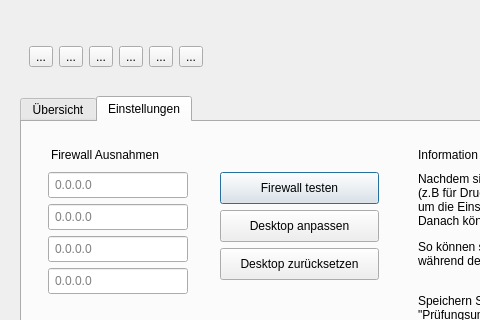
Old version of the form teacher.ui in the repository valueerrorx/life-exam; both pictures show x 0 to 480 and y 0 to 320 of the 1024 by 650 pixel window.
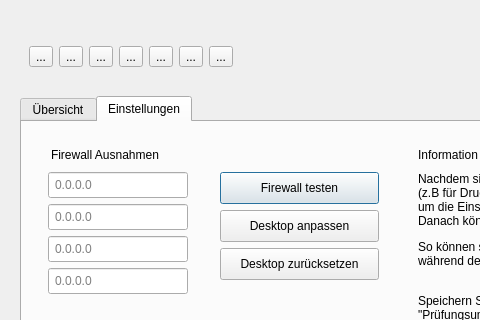
New version of the form. Icons and pictures are not drawn.

Commit message: added - automatische abgabe - button

```diff
--- a/teacher.ui
+++ b/teacher.ui
@@ -207,6 +207,26 @@
            </property>
           </widget>
          </item>
+         <item>
+          <widget class="QToolButton" name="autoabgabe">
+           <property name="toolTip">
+            <string>Automatische Abgabe starten/stoppen</string>
+           </property>
+           <property name="text">
+            <string>...</string>
+           </property>
+           <property name="icon">
+            <iconset>
+             <normaloff>pixmaps/chronometer-off.png</normaloff>pixmaps/chronometer-off.png</iconset>
+           </property>
+           <property name="iconSize">
+            <size>
+             <width>32</width>
+             <height>32</height>
+            </size>
+           </property>
+          </widget>
+         </item>
          <item>
           <spacer name="horizontalSpacer">
            <property name="orientation">
```
Left out of the diff: 2 changed lines with no effect on the pictures. The commit also changes 2 other files.
